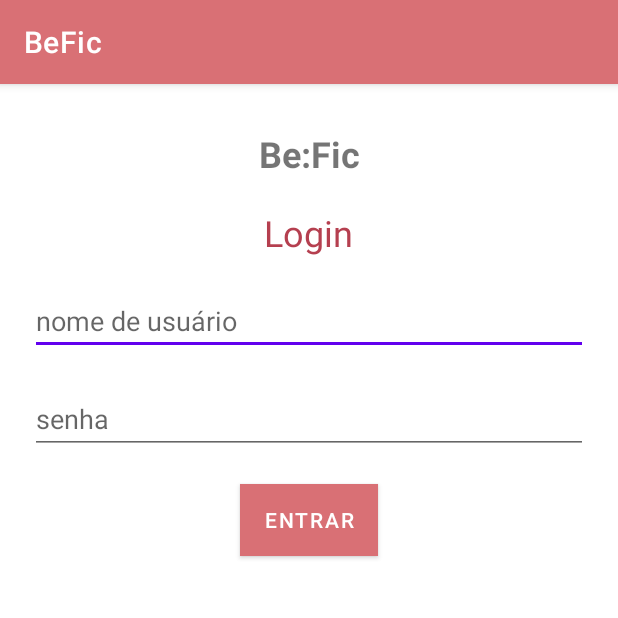
After one commit to GHBAlbuquerque/befic_kotlin_fiap, an Android app: the LoginActivity screen opened directly, with no data from a screen before it, on a phone screen of 412 x 824 dp, the top half of it. The commit adds this screen. Run offline under Robolectric (Android 15) with nearby library versions, the phone set to English and light mode, and no system bars.

Commit message:
feature: cria tela e mecanismo de login

```diff
--- a/app/build.gradle
+++ b/app/build.gradle
@@ -43,6 +43,8 @@ dependencies {
     implementation 'androidx.annotation:annotation:1.4.0'
     implementation 'androidx.lifecycle:lifecycle-livedata-ktx:2.5.1'
     implementation 'androidx.lifecycle:lifecycle-viewmodel-ktx:2.5.1'
+    implementation 'androidx.navigation:navigation-fragment-ktx:2.5.2'
+    implementation 'androidx.navigation:navigation-ui-ktx:2.5.2'
     testImplementation 'junit:junit:4.13.2'
     androidTestImplementation 'androidx.test.ext:junit:1.1.3'
     androidTestImplementation 'androidx.test.espresso:espresso-core:3.4.0'
--- a/app/src/main/java/com/fiap/befic/activity/MainActivity.kt
+++ b/app/src/main/java/com/fiap/befic/activity/MainActivity.kt
@@ -20,7 +20,7 @@ class MainActivity : AppCompatActivity() {
         }
 
         btnLogin.setOnClickListener {
-            val i = Intent(this, UserProfileActivity::class.java)
+            val i = Intent(this, LoginActivity::class.java)
             startActivity(i)
         }
     }
--- a/app/src/main/java/com/fiap/befic/service/LoginBeficBackendService.kt
+++ b/app/src/main/java/com/fiap/befic/service/LoginBeficBackendService.kt
@@ -1,6 +1,7 @@
 package com.fiap.befic.service
 
 import com.fiap.befic.data.Login
+import com.fiap.befic.data.LoginDto
 import retrofit2.Call
 import retrofit2.http.Body
 import retrofit2.http.GET
@@ -8,6 +9,9 @@ import retrofit2.http.POST
 import retrofit2.http.Path
 
 interface LoginBeficBackendService {
+
+    @POST("login/entrar")
+    fun entrar(@Body loginDto: LoginDto): Call<Login>
 
     @GET("login")
     fun list(): Call<List<Login>>
--- /dev/null
+++ b/app/src/main/res/layout/activity_login.xml
@@ -0,0 +1,83 @@
+<?xml version="1.0" encoding="utf-8"?>
+<androidx.constraintlayout.widget.ConstraintLayout xmlns:android="http://schemas.android.com/apk/res/android"
+    xmlns:app="http://schemas.android.com/apk/res-auto"
+    xmlns:tools="http://schemas.android.com/tools"
+    android:layout_width="match_parent"
+    android:layout_height="match_parent"
+    android:orientation="vertical"
+    android:paddingHorizontal="20dp"
+    tools:context=".activity.LoginActivity">
+
+    <LinearLayout
+        android:layout_width="match_parent"
+        android:layout_height="match_parent"
+        android:orientation="vertical">
+
+        <TextView
+            android:id="@+id/txv_titulo2"
+            android:layout_width="match_parent"
+            android:layout_height="wrap_content"
+            android:layout_gravity="center"
+            android:layout_marginTop="30dp"
+            android:text="@string/be_fic_title"
+            android:textAlignment="center"
+            android:textSize="24sp"
+            android:textStyle="bold" />
+
+        <TextView
+            android:id="@+id/title"
+            android:layout_width="wrap_content"
+            android:layout_height="wrap_content"
+            android:layout_gravity="center"
+            android:layout_marginTop="20dp"
+            android:text="Login"
+            android:textAlignment="center"
+            android:textColor="@color/pink_300"
+            android:textSize="24sp"
+            app:layout_constraintEnd_toEndOf="parent"
+            app:layout_constraintHorizontal_bias="0.436"
+            app:layout_constraintStart_toStartOf="parent"
+            app:layout_constraintTop_toTopOf="parent" />
+
+        <EditText
+            android:id="@+id/username"
+            android:layout_width="match_parent"
+            android:layout_height="wrap_content"
+            android:layout_marginTop="20dp"
+            android:ems="10"
+            android:hint="@string/nome_de_usu_rio"
+            app:layout_constraintEnd_toEndOf="parent"
+            app:layout_constraintHorizontal_bias="0.184"
+            app:layout_constraintStart_toStartOf="parent"
+            app:layout_constraintTop_toTopOf="parent" />
+
+        <EditText
+            android:id="@+id/senha"
+            android:layout_width="match_parent"
+            android:layout_height="46dp"
+            android:layout_marginTop="20dp"
+            android:ems="10"
+            android:hint="senha"
+            android:inputType="textEmailAddress"
+            app:layout_constraintEnd_toEndOf="parent"
+            app:layout_constraintHorizontal_bias="0.151"
+            app:layout_constraintStart_toStartOf="parent"
+            app:layout_constraintTop_toTopOf="parent" />
+
+        <Button
+            android:id="@+id/button_enviar"
+            android:layout_width="wrap_content"
+            android:layout_height="wrap_content"
+            android:layout_gravity="center"
+            android:layout_marginTop="20dp"
+            android:layout_marginBottom="10sp"
+            android:background="@color/pink_300"
+            android:onClick="submitbuttonHandler"
+            android:text="entrar"
+            android:textColor="@android:color/white"
+            app:layout_constraintEnd_toEndOf="parent"
+            app:layout_constraintHorizontal_bias="0.425"
+            app:layout_constraintStart_toStartOf="parent"
+            app:layout_constraintTop_toTopOf="parent" />
+    </LinearLayout>
+</androidx.constraintlayout.widget.ConstraintLayout>
--- a/app/src/main/res/values-land/dimens.xml
+++ b/app/src/main/res/values-land/dimens.xml
@@ -1,3 +1,4 @@
 <resources>
  <dimen name="activity_horizontal_margin">48dp</dimen>
+    <dimen name="fab_margin">48dp</dimen>
 </resources>
--- a/app/src/main/res/values-w1240dp/dimens.xml
+++ b/app/src/main/res/values-w1240dp/dimens.xml
@@ -1,3 +1,4 @@
 <resources>
  <dimen name="activity_horizontal_margin">200dp</dimen>
+    <dimen name="fab_margin">200dp</dimen>
 </resources>
--- a/app/src/main/res/values-w600dp/dimens.xml
+++ b/app/src/main/res/values-w600dp/dimens.xml
@@ -1,3 +1,4 @@
 <resources>
  <dimen name="activity_horizontal_margin">48dp</dimen>
+    <dimen name="fab_margin">48dp</dimen>
 </resources>
--- a/app/src/main/res/values/themes.xml
+++ b/app/src/main/res/values/themes.xml
@@ -13,4 +13,10 @@
         <item name="android:statusBarColor" tools:targetApi="l">?attr/colorPrimaryVariant</item>
         <!-- Customize your theme here. -->
     </style>
+    <style name="Theme.BeFic.NoActionBar">
+        <item name="windowActionBar">false</item>
+        <item name="windowNoTitle">true</item>
+    </style>
+    <style name="Theme.BeFic.AppBarOverlay" parent="ThemeOverlay.AppCompat.Dark.ActionBar" />
+    <style name="Theme.BeFic.PopupOverlay" parent="ThemeOverlay.AppCompat.Light" />
 </resources>
```
Also changed, not shown: app/src/main/AndroidManifest.xml (+6 -3 lines), app/src/main/java/com/fiap/befic/activity/LoginActivity.kt (added, +92 -0 lines), app/src/main/java/com/fiap/befic/activity/UserProfileActivity.kt (+17 -11 lines), app/src/main/java/com/fiap/befic/data/LoginDto.kt (added, +11 -0 lines), app/src/main/res/layout/story_item_list.xml (+4 -3 lines), app/src/main/res/navigation/nav_graph.xml (added, +28 -0 lines), app/src/main/res/values/strings.xml (+8 -0 lines).
